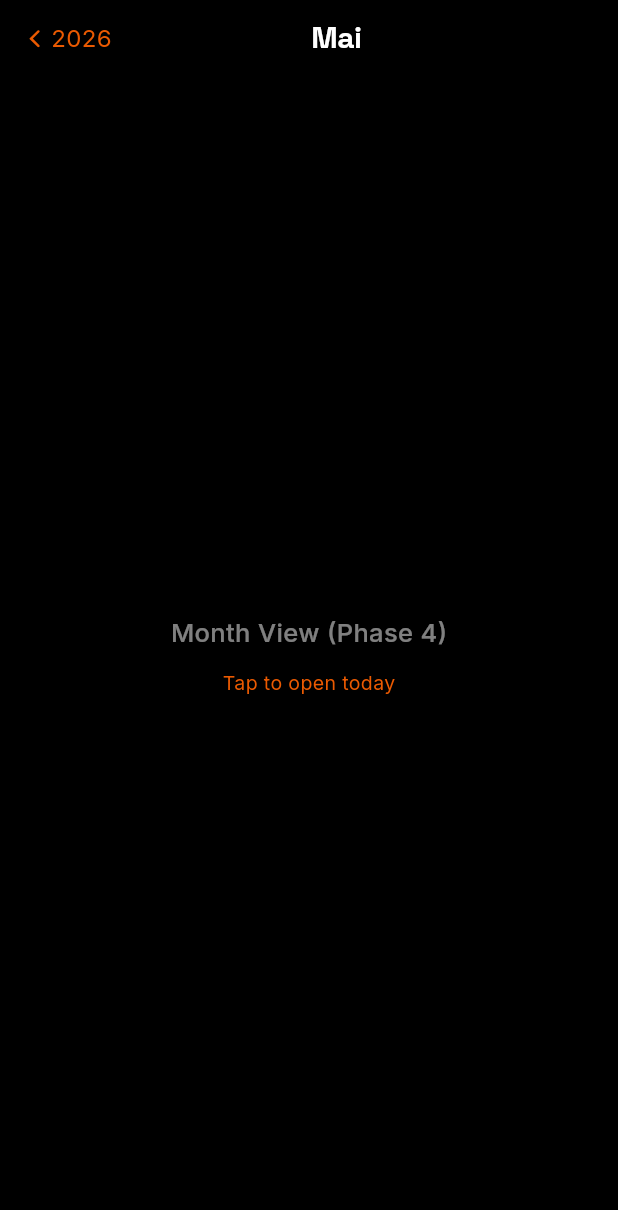
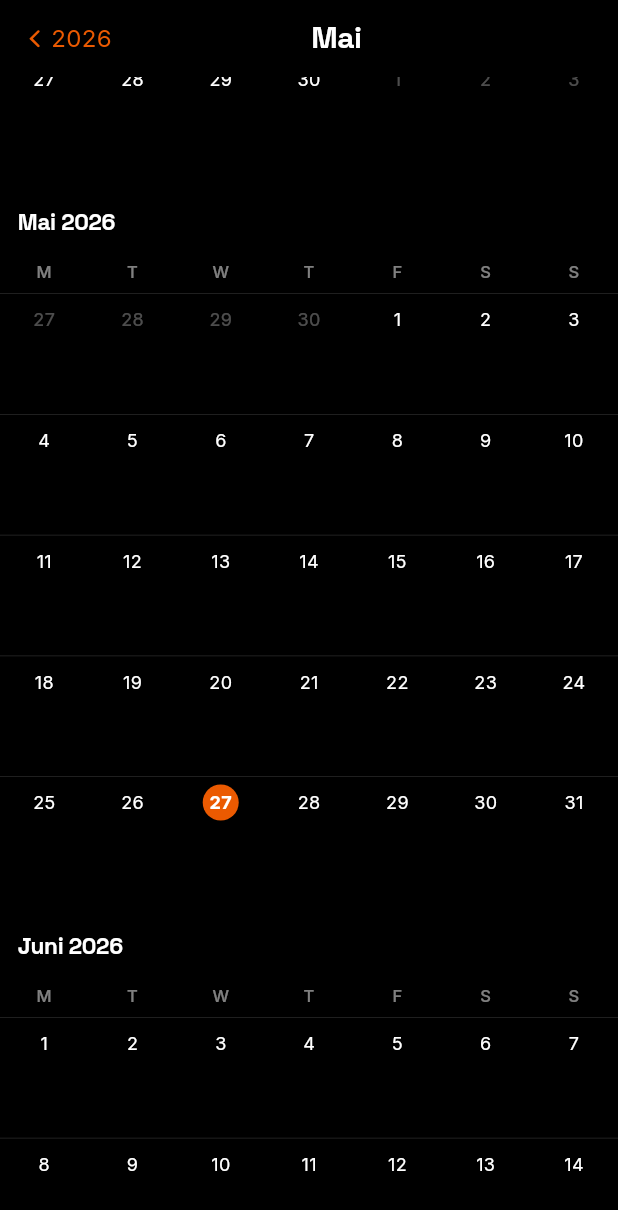
Before and after one commit to lucaschiffer-ship-it/kisd-calendar, a Flutter app: the CalendarScreen widget shown alone on an empty page, opened directly, after a tap on "Mai", on a phone screen of 412 x 824 dp. Shown: the top 1210 px of the screen. Run offline on Flutter 3.47's test engine with Material 3 defaults, Android fonts, the light colour scheme and no system bars; our stand-ins replace flutter_secure_storage, flutter_timezone, google_fonts, shared_preferences, timezone; missing offline and left inert: device_calendar, enough_mail, flutter_inappwebview; accounts and stored records are empty; network calls fail.

Commit message:
Phase 4: Apple-style continuous Month view with event chips

```diff
--- a/lib/screens/calendar_screen.dart
+++ b/lib/screens/calendar_screen.dart
@@ -8,6 +8,7 @@ import '../config/app_theme.dart' as tokens;
 import '../services/theme_service.dart';
 import '../theme/app_theme.dart';
 import '../widgets/day_column.dart';
+import '../widgets/month_view.dart';
 import '../widgets/multi_day_view.dart';
 
 // ─── Enums ────────────────────────────────────────────────────────────────────
@@ -43,6 +44,9 @@ class _CalendarScreenState extends State<CalendarScreen>
   late DateTime _displayedMonth;
   late DateTime _selectedDate;
 
+  // Preserved so MonthView restores its scroll position on back-navigation.
+  double? _monthScrollOffset;
+
   @override
   void initState() {
     super.initState();
@@ -60,6 +64,10 @@ class _CalendarScreenState extends State<CalendarScreen>
           _navLevel = _NavLevel.year;
         case _NavLevel.day:
           _navLevel = _NavLevel.month;
+          // Seed header label to selected date's month; MonthView fires onMonthChanged
+          // after the first frame to sync to the actual scrolled position.
+          _displayedMonth =
+              DateTime(_selectedDate.year, _selectedDate.month);
         case _NavLevel.year:
           break;
       }
@@ -212,14 +220,20 @@ class _CalendarScreenState extends State<CalendarScreen>
             hint: 'Tap to open current month',
             onTap: () => _drillToMonth(DateTime(_today.year, _today.month)),
           ),
-        _NavLevel.month => _DrillPlaceholder(
-            label: 'Month View (Phase 4)',
-            hint: 'Tap to open today',
-            onTap: () => _drillToDay(_today),
+        _NavLevel.month => MonthView(
+            today: _today,
+            onDayTapped: (day) {
+              setState(() => _dayViewMode = _DayViewMode.multiDay);
+              _drillToDay(day);
+            },
+            onMonthChanged: (m) => setState(() => _displayedMonth = m),
+            initialScrollOffset: _monthScrollOffset,
+            onScrollChanged: (offset) => _monthScrollOffset = offset,
           ),
         _NavLevel.day => switch (_dayViewMode) {
             _DayViewMode.singleDay => DayColumn(day: _selectedDate),
-            _DayViewMode.multiDay => const MultiDayView(),
+            _DayViewMode.multiDay =>
+              MultiDayView(initialDay: _selectedDate),
             _DayViewMode.list => const _Placeholder(label: 'List View'),
           },
       };
--- a/lib/services/calendar_service.dart
+++ b/lib/services/calendar_service.dart
@@ -500,6 +500,55 @@ class CalendarService {
   Future<List<DeviceCalendarEvent>> getTodayEvents() =>
       getEventsForDay(DateTime.now());
 
+  // ── Query: all events in a month, grouped by day-of-month ──────────────────
+
+  Future<Map<int, List<DeviceCalendarEvent>>> getEventsForMonth(
+      DateTime month) async {
+    if (_isSimulator) return const {};
+    try {
+      if (!await _hasPermission()) return const {};
+
+      final start = DateTime(month.year, month.month, 1, 0, 0, 0);
+      final end = DateTime(month.year, month.month + 1, 0, 23, 59, 59);
+
+      final cals = await _plugin.retrieveCalendars();
+      if (!cals.isSuccess || cals.data == null) return const {};
+
+      final result = <int, List<DeviceCalendarEvent>>{};
+
+      for (final cal in cals.data!.where((c) => c.id != null)) {
+        final r = await _plugin.retrieveEvents(
+            cal.id!, RetrieveEventsParams(startDate: start, endDate: end));
+        if (!r.isSuccess || r.data == null) continue;
+        for (final e in r.data!) {
+          if (e.start == null || e.end == null || (e.title ?? '').isEmpty) {
+            continue;
+          }
+          final day = e.start!.day;
+          result.putIfAbsent(day, () => []).add(DeviceCalendarEvent(
+            title: e.title!,
+            start: TimeOfDay(hour: e.start!.hour, minute: e.start!.minute),
+            end: TimeOfDay(hour: e.end!.hour, minute: e.end!.minute),
+            location: e.location?.isEmpty == true ? null : e.location,
+            calendarColor:
+                cal.color != null ? Color(cal.color as int) : _kisdColor,
+            calendarName: cal.name ?? '',
+          ));
+        }
+      }
+
+      for (final list in result.values) {
+        list.sort((a, b) => (a.start.hour * 60 + a.start.minute)
+            .compareTo(b.start.hour * 60 + b.start.minute));
+      }
+
+      return result;
+    } catch (e) {
+      print('[calendar] getEventsForMonth: $e');
+      return const {};
+    }
+  }
+
   // ── Query: which days in a month have events (all calendars) ───────────────
 
   Future<Set<DateTime>> getEventDaysForMonth(DateTime month) async {
--- /dev/null
+++ b/lib/widgets/month_view.dart
@@ -0,0 +1,406 @@
+import 'package:flutter/material.dart';
+import 'package:google_fonts/google_fonts.dart';
+
+import '../config/app_theme.dart';
+import '../services/calendar_service.dart';
+import '../services/theme_service.dart';
+
+// ─── Layout constants — must match widget SizedBox heights exactly ────────────
+
+const double _kHeaderHeight = 44.0;
+const double _kWeekdayRowHeight = 28.0;
+const double _kCellHeight = 80.0;
+const double _kSectionBottomPad = 8.0;
+
+const List<String> _kWeekdays = ['M', 'T', 'W', 'T', 'F', 'S', 'S'];
+
+const List<String> _kMonthNames = [
+  'Januar', 'Februar', 'März', 'April', 'Mai', 'Juni',
+  'Juli', 'August', 'September', 'Oktober', 'November', 'Dezember',
+];
+
+// ─── Month View ───────────────────────────────────────────────────────────────
+
+class MonthView extends StatefulWidget {
+  const MonthView({
+    super.key,
+    required this.today,
+    required this.onDayTapped,
+    this.onMonthChanged,
+    this.initialScrollOffset,
+    this.onScrollChanged,
+  });
+
+  final DateTime today;
+  final void Function(DateTime day) onDayTapped;
+  final void Function(DateTime month)? onMonthChanged;
+  final double? initialScrollOffset;
+  final void Function(double offset)? onScrollChanged;
+
+  @override
+  State<MonthView> createState() => _MonthViewState();
+}
+
+class _MonthViewState extends State<MonthView> {
+  late final ScrollController _scrollController;
+  late final List<double> _sectionOffsets;
+  late final DateTime _startMonth;
+  late final int _totalMonths;
+  late final int _todayMonthIndex;
+  int _visibleMonthIndex = -1;
+
+  // Show 2 years back, 3 years forward from today (60 months total).
+  static const int _yearsBack = 2;
+  static const int _yearsForward = 3;
+
+  @override
+  void initState() {
+    super.initState();
+    _startMonth = DateTime(widget.today.year - _yearsBack, 1);
+    _totalMonths = (_yearsBack + _yearsForward) * 12;
+
+    // Index of today's month in the list (startMonth.month == 1).
+    _todayMonthIndex =
+        (widget.today.year - _startMonth.year) * 12 + widget.today.month - 1;
+
+    // Precompute cumulative offsets so scroll-to-today and binary search are O(1).
+    _sectionOffsets = List<double>.filled(_totalMonths + 1, 0.0);
+    for (int i = 0; i < _totalMonths; i++) {
+      final m = _monthAt(i);
+      _sectionOffsets[i + 1] =
+          _sectionOffsets[i] + _sectionHeight(m.year, m.month);
+    }
+
+    final initialOffset =
+        widget.initialScrollOffset ?? _sectionOffsets[_todayMonthIndex];
+    _scrollController =
+        ScrollController(initialScrollOffset: initialOffset.clamp(0.0, double.infinity));
+    _scrollController.addListener(_onScroll);
+
+    // Fire initial month notification after the first frame.
+    WidgetsBinding.instance.addPostFrameCallback((_) => _onScroll());
+  }
+
+  @override
+  void dispose() {
+    _scrollController.dispose();
+    super.dispose();
+  }
+
+  // ── Helpers ──────────────────────────────────────────────────────────────────
+
+  DateTime _monthAt(int index) {
+    final m0 = _startMonth.year * 12 + (_startMonth.month - 1) + index;
+    return DateTime(m0 ~/ 12, m0 % 12 + 1);
+  }
+
+  static double _sectionHeight(int year, int month) {
+    final firstWeekday = (DateTime(year, month, 1).weekday - 1) % 7;
+    final daysInMonth = DateTime(year, month + 1, 0).day;
+    final rows = ((firstWeekday + daysInMonth) / 7).ceil();
+    return _kHeaderHeight +
+        _kWeekdayRowHeight +
+        rows * _kCellHeight +
+        _kSectionBottomPad;
+  }
+
+  void _onScroll() {
+    widget.onScrollChanged?.call(_scrollController.offset);
+
+    final offset = _scrollController.offset;
+    // Binary search for the month section currently at the top of the viewport.
+    int lo = 0, hi = _totalMonths - 1;
+    while (lo < hi) {
+      final mid = (lo + hi) ~/ 2;
+      if (_sectionOffsets[mid + 1] <= offset) {
+        lo = mid + 1;
+      } else {
+        hi = mid;
+      }
+    }
+    if (lo != _visibleMonthIndex) {
+      _visibleMonthIndex = lo;
+      widget.onMonthChanged?.call(_monthAt(lo));
+    }
+  }
+
+  // ── Build ─────────────────────────────────────────────────────────────────────
+
+  @override
+  Widget build(BuildContext context) {
+    return AnimatedBuilder(
+      animation: Listenable.merge([
+        ThemeService.instance.currentColor,
+        ThemeService.instance.currentStyle,
+        ThemeService.instance.glassEnabled,
+      ]),
+      builder: (context, _) => ListView.builder(
+        controller: _scrollController,
+        itemCount: _totalMonths,
+        itemBuilder: (context, index) {
+          final month = _monthAt(index);
+          return _MonthSection(
+            month: month,
+            today: widget.today,
+            onDayTapped: widget.onDayTapped,
+          );
+        },
+      ),
+    );
+  }
+}
+
+// ─── Month Section ────────────────────────────────────────────────────────────
+
+class _MonthSection extends StatefulWidget {
+  const _MonthSection({
+    required this.month,
+    required this.today,
+    required this.onDayTapped,
+  });
+
+  final DateTime month;
+  final DateTime today;
+  final void Function(DateTime day) onDayTapped;
+
+  @override
+  State<_MonthSection> createState() => _MonthSectionState();
+}
+
+class _MonthSectionState extends State<_MonthSection> {
+  Map<int, List<DeviceCalendarEvent>> _eventsByDay = {};
+
+  @override
+  void initState() {
+    super.initState();
+    _loadEvents();
+  }
+
+  Future<void> _loadEvents() async {
+    final events =
+        await CalendarService.instance.getEventsForMonth(widget.month);
+    if (mounted) setState(() => _eventsByDay = events);
+  }
+
+  @override
+  Widget build(BuildContext context) {
+    final year = widget.month.year;
+    final month = widget.month.month;
+    final firstWeekday =
+        (DateTime(year, month, 1).weekday - 1) % 7; // 0=Mon, 6=Sun
+    final daysInMonth = DateTime(year, month + 1, 0).day;
+    final rows = ((firstWeekday + daysInMonth) / 7).ceil();
+
+    return Column(
+      crossAxisAlignment: CrossAxisAlignment.start,
+      children: [
+        _buildMonthHeader(year, month),
+        _buildWeekdayRow(),
+        for (int row = 0; row < rows; row++)
+          _buildGridRow(row, firstWeekday, daysInMonth, year, month),
+        SizedBox(height: _kSectionBottomPad),
+      ],
+    );
+  }
+
+  Widget _buildMonthHeader(int year, int month) {
+    return SizedBox(
+      height: _kHeaderHeight,
+      child: Padding(
+        padding: const EdgeInsets.fromLTRB(12, 14, 12, 0),
+        child: Text(
+          '${_kMonthNames[month - 1]} $year',
+          style: GoogleFonts.spaceGrotesk(
+            fontSize: 15,
+            fontWeight: FontWeight.w700,
+            color: AppThemeTokens.titleColor,
+            letterSpacing: -0.2,
+          ),
+        ),
+      ),
+    );
+  }
+
+  Widget _buildWeekdayRow() {
+    return SizedBox(
+      height: _kWeekdayRowHeight,
+      child: Row(
+        children: _kWeekdays
+            .map((d) => Expanded(
+                  child: Center(
+                    child: Text(
+                      d,
+                      style: GoogleFonts.inter(
+                        fontSize: 11,
+                        fontWeight: FontWeight.w500,
+                        color: AppThemeTokens.secondaryTextColor,
+                      ),
+                    ),
+                  ),
+                ))
+            .toList(),
+      ),
+    );
+  }
+
+  Widget _buildGridRow(
+      int row, int firstWeekday, int daysInMonth, int year, int month) {
+    return Container(
+      decoration: BoxDecoration(
+        border: Border(
+          top: BorderSide(color: AppThemeTokens.cardBorder, width: 0.5),
+        ),
+      ),
+      child: Row(
+        crossAxisAlignment: CrossAxisAlignment.start,
+        children: List.generate(7, (col) {
+          final cellIndex = row * 7 + col;
+          final dayNum = cellIndex - firstWeekday + 1;
+          // Dart normalises overflow days: day 0 = last of prev month, day 32+ = next month.
+          final cellDay = DateTime(year, month, dayNum);
+          final isInMonth = dayNum >= 1 && dayNum <= daysInMonth;
+          final isToday = isInMonth &&
+              cellDay.year == widget.today.year &&
+              cellDay.month == widget.today.month &&
+              cellDay.day == widget.today.day;
+
+          return Expanded(
+            child: _DayCell(
+              day: cellDay,
+              isToday: isToday,
+              isInMonth: isInMonth,
+              events: isInMonth ? (_eventsByDay[dayNum] ?? []) : const [],
+              onTap: () => widget.onDayTapped(cellDay),
+            ),
+          );
+        }),
+      ),
+    );
+  }
+}
+
+// ─── Day Cell ─────────────────────────────────────────────────────────────────
+
+class _DayCell extends StatelessWidget {
+  const _DayCell({
+    required this.day,
+    required this.isToday,
+    required this.isInMonth,
+    required this.events,
+    this.onTap,
+  });
+
+  final DateTime day;
+  final bool isToday;
+  final bool isInMonth;
+  final List<DeviceCalendarEvent> events;
+  final VoidCallback? onTap;
+
+  @override
+  Widget build(BuildContext context) {
+    final dayTextColor = isInMonth
+        ? AppThemeTokens.titleColor
+        : AppThemeTokens.secondaryTextColor.withValues(alpha: 0.3);
+
+    // Show up to 3 chips; if 4+ events, show 2 chips and a "+N" indicator.
+    final maxChips = events.length > 3 ? 2 : events.length;
+    final overflow = events.length > 3 ? events.length - 2 : 0;
+    final chips = events.take(maxChips).toList();
+
+    return GestureDetector(
+      onTap: onTap,
+      behavior: HitTestBehavior.opaque,
+      child: SizedBox(
+        height: _kCellHeight,
+        child: Column(
+          mainAxisAlignment: MainAxisAlignment.start,
+          crossAxisAlignment: CrossAxisAlignment.center,
+          children: [
+            const SizedBox(height: 5),
+            // Day number — accent circle on today
+            SizedBox(
+              width: 24,
+              height: 24,
+              child: isToday
+                  ? Container(
+                      decoration: const BoxDecoration(
+                        color: Color(0xFFEB5A01),
+                        shape: BoxShape.circle,
+                      ),
+                      alignment: Alignment.center,
+                      child: Text(
+                        '${day.day}',
+                        style: GoogleFonts.inter(
+                          fontSize: 12,
+                          fontWeight: FontWeight.w700,
+                          color: Colors.white,
+                        ),
+                      ),
+                    )
+                  : Center(
+                      child: Text(
+                        '${day.day}',
+                        style: GoogleFonts.inter(
+                          fontSize: 12,
+                          fontWeight: FontWeight.w400,
+                          color: dayTextColor,
+                        ),
+                      ),
+                    ),
+            ),
+            const SizedBox(height: 3),
+            // Event chips
+            for (final e in chips) _EventChip(event: e),
+            if (overflow > 0)
+              Padding(
+                padding: const EdgeInsets.only(left: 3, right: 3, top: 1),
+                child: Align(
+                  alignment: Alignment.centerLeft,
+                  child: Text(
+                    '+$overflow',
+                    style: GoogleFonts.inter(
+                      fontSize: 8,
+                      fontWeight: FontWeight.w500,
+                      color: AppThemeTokens.secondaryTextColor,
+                    ),
+                  ),
+                ),
+              ),
+          ],
+        ),
+      ),
+    );
+  }
+}
+
+// ─── Event chip ───────────────────────────────────────────────────────────────
+
+class _EventChip extends StatelessWidget {
+  const _EventChip({required this.event});
+
+  final DeviceCalendarEvent event;
+
+  @override
+  Widget build(BuildContext context) {
+    return Container(
+      height: 12,
+      margin: const EdgeInsets.only(left: 2, right: 2, bottom: 2),
+      padding: const EdgeInsets.symmetric(horizontal: 3),
+      decoration: BoxDecoration(
+        color: event.calendarColor,
+        borderRadius: BorderRadius.circular(2),
+      ),
+      child: Text(
+        event.title,
+        style: GoogleFonts.inter(
+          fontSize: 8,
+          fontWeight: FontWeight.w500,
+          color: Colors.white,
+          height: 1.35,
+        ),
+        maxLines: 1,
+        overflow: TextOverflow.ellipsis,
+      ),
+    );
+  }
+}
--- a/lib/widgets/multi_day_view.dart
+++ b/lib/widgets/multi_day_view.dart
@@ -8,31 +8,44 @@ import '../theme/app_theme.dart';
 import 'day_column.dart';
 
 class MultiDayView extends StatefulWidget {
-  const MultiDayView({super.key, this.onEventTap});
+  const MultiDayView({super.key, this.onEventTap, this.initialDay});
 
   final void Function(DeviceCalendarEvent)? onEventTap;
+
+  /// Day to center on when first shown. Defaults to today.
+  final DateTime? initialDay;
 
   // Number of day columns visible simultaneously.
   // viewportFraction is derived from this, so changing it resizes all columns.
   static const int kColumnCount = 3;
+
+  // Page 500 = today. Gives ~500 pages in each direction.
+  static const int kTodayPage = 500;
 
   @override
   State<MultiDayView> createState() => _MultiDayViewState();
 }
 
 class _MultiDayViewState extends State<MultiDayView> {
-  // Page 500 = today. Gives ~500 pages in each direction.
-  static const int _kInitialPage = 500;
-
   late final PageController _pageController;
   final _scrollController = ScrollController();
-  int _focusedPage = _kInitialPage;
+  late int _focusedPage;
 
   @override
   void initState() {
     super.initState();
+    final today = DateTime.now();
+    final todayNorm = DateTime(today.year, today.month, today.day);
+    if (widget.initialDay != null) {
+      final target = DateTime(
+          widget.initialDay!.year, widget.initialDay!.month, widget.initialDay!.day);
+      _focusedPage =
+          MultiDayView.kTodayPage + target.difference(todayNorm).inDays;
+    } else {
+      _focusedPage = MultiDayView.kTodayPage;
+    }
     _pageController = PageController(
-      initialPage: _kInitialPage,
+      initialPage: _focusedPage,
       viewportFraction: 1 / MultiDayView.kColumnCount,
     );
     _pageController.addListener(_onPageScroll);
@@ -48,14 +61,14 @@ class _MultiDayViewState extends State<MultiDayView> {
   }
 
   void _onPageScroll() {
-    final page = _pageController.page?.round() ?? _kInitialPage;
+    final page = _pageController.page?.round() ?? MultiDayView.kTodayPage;
     if (page != _focusedPage) setState(() => _focusedPage = page);
   }
 
   DateTime _dayForPage(int page) {
     final today = DateTime.now();
     final anchor = DateTime(today.year, today.month, today.day);
-    return anchor.add(Duration(days: page - _kInitialPage));
+    return anchor.add(Duration(days: page - MultiDayView.kTodayPage));
   }
 
   void _scrollToCurrentTime() {
```
